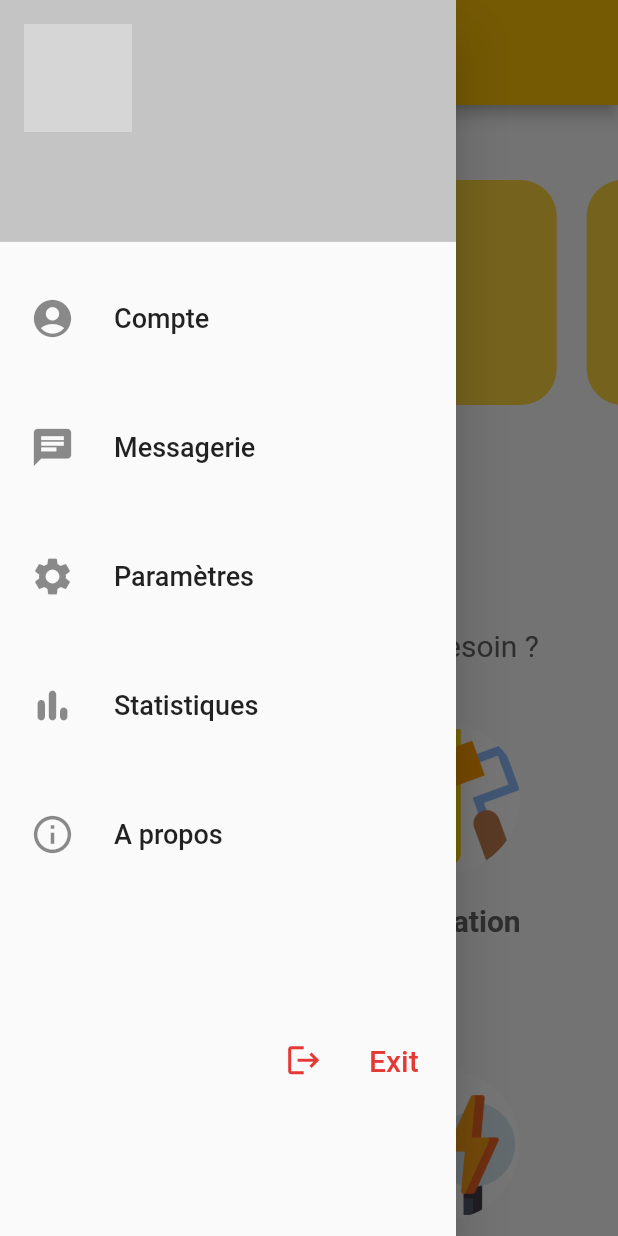
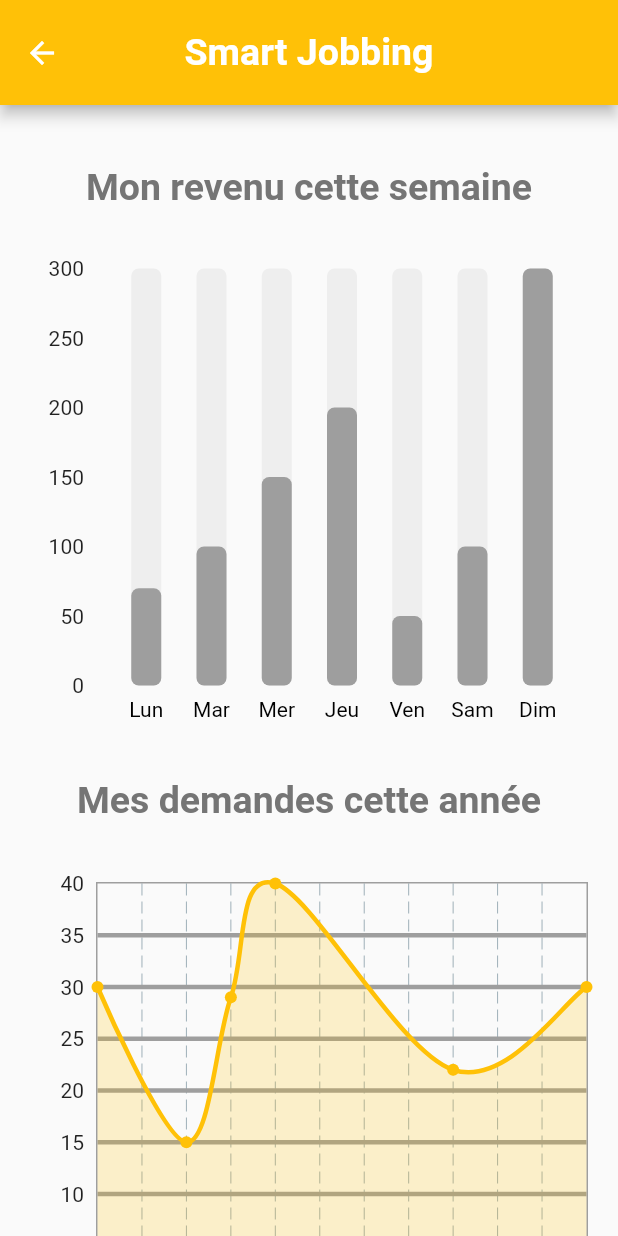
Before and after one commit to MOHAMEDREDABOUAMOUD/Jobbing-App-flutter, a Flutter app: the Main screen opened directly with empty values, in the side drawer, after a tap on "Statistiques", on a phone screen of 412 x 824 dp. Run offline on Flutter 3.47's test engine with Material 2 defaults, Android fonts, the phone set to English and light mode, and no system bars; drawn by our look-alikes of fl_chart; our stand-ins replace cloud_firestore, firebase_auth, firebase_core, firebase_storage, flutter_credit_card, flutter_rating_bar and 5 more; missing offline and left inert: cross_file_image, dart:ffi, flutter_facebook_auth, flutter_login_facebook, flutter_phone_direct_caller; accounts and stored records are empty; network calls fail; statements that could not run were skipped; grey boxes are pictures that could not be loaded.

Commit message:
worker statistics

```diff
--- a/signin_signup/lib/pages/aboutUs.dart
+++ b/signin_signup/lib/pages/aboutUs.dart
@@ -29,7 +29,7 @@ class _AproposState extends State<Apropos> {
       ),
       body: SingleChildScrollView(
         child: Container(
-          margin: EdgeInsets.fromLTRB(40, 0, 30, 0),
+          margin: EdgeInsets.fromLTRB(40, 0, 40, 0),
           child: Column(
             children: [
               SizedBox(height: 50),
--- a/signin_signup/lib/pages/home_page.dart
+++ b/signin_signup/lib/pages/home_page.dart
@@ -8,6 +8,7 @@ import 'package:signin_signup/pages/clientProfile.dart';
 import 'package:signin_signup/pages/grid.dart';
 import 'package:signin_signup/pages/messagerie.dart';
 import 'package:signin_signup/pages/profile.dart';
+import 'package:signin_signup/pages/statistics.dart';
 
 class Main extends StatefulWidget {
   final String email;
@@ -145,7 +146,10 @@ class _MainState extends State<Main> {
                   "Statistiques",
                   style: TextStyle(fontSize: 18),
                 ),
-                onTap: () {},
+                onTap: () {
+                  Navigator.of(context).push(
+                      MaterialPageRoute(builder: (context) => Statistics()));
+                },
               ),
               ListTile(
                 contentPadding: EdgeInsets.fromLTRB(20, 15, 10, 15),
@@ -232,7 +236,7 @@ class _MainState extends State<Main> {
                 color: Color.fromARGB(255, 100, 100, 100),
               ),
             ),
-            Grid(emailMe:widget.email),
+            Grid(emailMe: widget.email),
           ],
         )),
       ),
--- /dev/null
+++ b/signin_signup/lib/pages/statistics.dart
@@ -0,0 +1,522 @@
+// ignore_for_file: prefer_const_constructors
+
+import 'package:fl_chart/fl_chart.dart';
+import 'package:flutter/material.dart';
+//import 'package:charts_flutter/flutter.dart' as charts;
+
+class Statistics extends StatefulWidget {
+  const Statistics({Key? key}) : super(key: key);
+
+  @override
+  State<Statistics> createState() => _StatisticsState();
+}
+
+class _StatisticsState extends State<Statistics> {
+  int touchedIndex = 0;
+  @override
+  Widget build(BuildContext context) {
+    BarData weekSummary = BarData(
+        lun: 70, mar: 100, mer: 150, jeu: 200, ven: 50, sam: 100, dim: 300);
+    weekSummary.init();
+
+    return SafeArea(
+      child: Scaffold(
+        appBar: AppBar(
+          backgroundColor: Colors.amber,
+          toolbarHeight: 70,
+          title: Text(
+            "Smart Jobbing",
+            style: TextStyle(
+              fontWeight: FontWeight.bold,
+              fontSize: 25,
+            ),
+          ),
+          centerTitle: true,
+        ),
+        body: CustomScrollView(
+          slivers: [
+            SliverFillRemaining(
+              hasScrollBody: false,
+              child: Padding(
+                padding: EdgeInsets.fromLTRB(20, 40, 20, 30),
+                child: Column(
+                    crossAxisAlignment: CrossAxisAlignment.center,
+                    children: [
+                      Text(
+                        "Mon revenu cette semaine",
+                        style: TextStyle(
+                          fontSize: 25,
+                          color: Colors.grey[600],
+                          fontWeight: FontWeight.bold,
+                        ),
+                      ),
+                      SizedBox(height: 40),
+                      // graph 1 revenu par semaine
+                      Center(
+                        child: SizedBox(
+                          height: 300,
+                          child: Expanded(
+                              child: BarChart(BarChartData(
+                                  minY: 0,
+                                  gridData: FlGridData(show: false),
+                                  borderData: FlBorderData(show: false),
+                                  titlesData: FlTitlesData(
+                                    rightTitles: AxisTitles(),
+                                    topTitles: AxisTitles(),
+                                    bottomTitles: AxisTitles(
+                                      sideTitles: SideTitles(
+                                        showTitles: true,
+                                        getTitlesWidget: bottomTitles,
+                                      ),
+                                    ),
+                                  ),
+                                  barGroups: weekSummary.barData
+                                      .map((e) => BarChartGroupData(
+                                            x: e.x,
+                                            barRods: [
+                                              BarChartRodData(
+                                                toY: e.y,
+                                                color: Colors.grey[500],
+                                                width: 20,
+                                                borderRadius:
+                                                    BorderRadius.circular(5),
+                                                backDrawRodData:
+                                                    BackgroundBarChartRodData(
+                                                        show: true,
+                                                        toY: 300,
+                                                        color:
+                                                            Colors.grey[200]),
+                                              )
+                                            ],
+                                          ))
+                                      .toList()))),
+                        ),
+                      ),
+                      SizedBox(height: 40),
+                      Text(
+                        "Mes demandes cette année",
+                        style: TextStyle(
+                          fontSize: 25,
+                          color: Colors.grey[600],
+                          fontWeight: FontWeight.bold,
+                        ),
+                      ),
+                      SizedBox(height: 40),
+                      // graph 2 demandes par annee
+                      SizedBox(
+                        height: 300,
+                        child: Expanded(
+                          child: LineChart(
+                            LineChartData(
+                              minX: 0,
+                              minY: 0,
+                              titlesData: FlTitlesData(
+                                rightTitles: AxisTitles(),
+                                topTitles: AxisTitles(),
+                                bottomTitles: AxisTitles(
+                                  sideTitles: SideTitles(
+                                    showTitles: true,
+                                    getTitlesWidget: bottomTitlesMonth,
+                                  ),
+                                ),
+                              ),
+                              borderData: FlBorderData(
+                                  show: true,
+                                  border:
+                                      Border.all(color: Colors.grey, width: 1)),
+                              gridData: FlGridData(
+                                show: true,
+                                getDrawingHorizontalLine: (value) {
+                                  return FlLine(
+                                      color: Colors.grey, strokeWidth: 3);
+                                },
+                                drawVerticalLine: true,
+                              ),
+                              lineBarsData: [
+                                LineChartBarData(
+                                  //les (x, y)
+                                  spots: [
+                                    FlSpot(0, 30),
+                                    FlSpot(2, 15),
+                                    FlSpot(3, 29),
+                                    FlSpot(4, 40),
+                                    FlSpot(8, 22),
+                                    FlSpot(11, 30),
+                                  ],
+                                  isCurved: true,
+                                  color: Colors.amber,
+                                  barWidth: 3,
+                                  //dotData: FlDotData(show: false),
+                                  belowBarData: BarAreaData(
+                                    show: true,
+                                    color: Colors.amber.withOpacity(0.2),
+                                  ),
+                                ),
+                              ],
+                            ),
+                          ),
+                        ),
+                      ),
+                      SizedBox(height: 40),
+                      Text(
+                        "Nos services demandés",
+                        style: TextStyle(
+                          fontSize: 25,
+                          color: Colors.grey[600],
+                          fontWeight: FontWeight.bold,
+                        ),
+                      ),
+                      // graph 3 services
+                      SizedBox(
+                        height: 300,
+                        child: Expanded(
+                            child: PieChart(
+                          PieChartData(
+                            pieTouchData: PieTouchData(
+                              touchCallback:
+                                  (FlTouchEvent event, pieTouchResponse) {
+                                setState(() {
+                                  if (!event.isInterestedForInteractions ||
+                                      pieTouchResponse == null ||
+                                      pieTouchResponse.touchedSection == null) {
+                                    touchedIndex = -1;
+                                    return;
+                                  }
+                                  touchedIndex = pieTouchResponse
+                                      .touchedSection!.touchedSectionIndex;
+                                });
+                              },
+                            ),
+                            borderData: FlBorderData(
+                              show: false,
+                            ),
+                            sectionsSpace: 0,
+                            centerSpaceRadius: 0,
+                            sections: showingSections(),
+                          ),
+                        )),
+                      ),
+                    ]),
+              ),
+            )
+          ],
+        ),
+      ),
+    );
+  }
+
+//liste des services du graph 3
+  List<PieChartSectionData> showingSections() {
+    return List.generate(8, (i) {
+      final isTouched = i == touchedIndex;
+      final fontSize = isTouched ? 20.0 : 15.0;
+      final radius = isTouched ? 130.0 : 120.0;
+      final widgetSize = isTouched ? 50.0 : 35.0;
+      //const shadows = [Shadow(color: Colors.black, blurRadius: 2)];
+
+      switch (i) {
+        case 0:
+          return PieChartSectionData(
+            color: Colors.blueAccent,
+            value: 10,
+            title: '10%',
+            radius: radius,
+            titleStyle: TextStyle(
+              fontSize: fontSize,
+              fontWeight: FontWeight.bold,
+              color: const Color(0xffffffff),
+            ),
+            badgeWidget: _Badge(
+              'lib/images/img/Menage.png',
+              size: widgetSize,
+            ),
+            badgePositionPercentageOffset: .98,
+          );
+        case 1:
+          return PieChartSectionData(
+            color: Colors.amber,
+            value: 25,
+            title: '25%',
+            radius: radius,
+            titleStyle: TextStyle(
+              fontSize: fontSize,
+              fontWeight: FontWeight.bold,
+              color: const Color(0xffffffff),
+              //shadows: shadows,
+            ),
+            badgeWidget: _Badge(
+              'lib/images/img/Plomberie.png',
+              size: widgetSize,
+            ),
+            badgePositionPercentageOffset: .98,
+          );
+        case 2:
+          return PieChartSectionData(
+            color: Colors.deepPurpleAccent,
+            value: 5,
+            title: '5%',
+            radius: radius,
+            titleStyle: TextStyle(
+              fontSize: fontSize,
+              fontWeight: FontWeight.bold,
+              color: const Color(0xffffffff),
+              //shadows: shadows,
+            ),
+            badgeWidget: _Badge(
+              'lib/images/img/Electricite.png',
+              size: widgetSize,
+            ),
+            badgePositionPercentageOffset: .98,
+          );
+        case 3:
+          return PieChartSectionData(
+            color: Colors.pinkAccent,
+            value: 10,
+            title: '10%',
+            radius: radius,
+            titleStyle: TextStyle(
+              fontSize: fontSize,
+              fontWeight: FontWeight.bold,
+              color: const Color(0xffffffff),
+              //shadows: shadows,
+            ),
+            badgeWidget: _Badge(
+              'lib/images/img/Babysitting.png',
+              size: widgetSize,
+            ),
+            badgePositionPercentageOffset: .98,
+          );
+        case 4:
+          return PieChartSectionData(
+            color: Colors.brown,
+            value: 5,
+            title: '5%',
+            radius: radius,
+            titleStyle: TextStyle(
+              fontSize: fontSize,
+              fontWeight: FontWeight.bold,
+              color: const Color(0xffffffff),
+              //shadows: shadows,
+            ),
+            badgeWidget: _Badge(
+              'lib/images/img/Renovation.png',
+              size: widgetSize,
+            ),
+            badgePositionPercentageOffset: .98,
+          );
+        case 5:
+          return PieChartSectionData(
+            color: Colors.lightBlueAccent,
+            value: 10,
+            title: '10%',
+            radius: radius,
+            titleStyle: TextStyle(
+              fontSize: fontSize,
+              fontWeight: FontWeight.bold,
+              color: const Color(0xffffffff),
+              //shadows: shadows,
+            ),
+            badgeWidget: _Badge(
+              'lib/images/img/Informatique.png',
+              size: widgetSize,
+            ),
+            badgePositionPercentageOffset: .98,
+          );
+        case 6:
+          return PieChartSectionData(
+            color: Colors.lightGreen,
+            value: 5,
+            title: '5%',
+            radius: radius,
+            titleStyle: TextStyle(
+              fontSize: fontSize,
+              fontWeight: FontWeight.bold,
+              color: const Color(0xffffffff),
+              //shadows: shadows,
+            ),
+            badgeWidget: _Badge(
+              'lib/images/img/Jardinage.png',
+              size: widgetSize,
+            ),
+            badgePositionPercentageOffset: .98,
+          );
+        case 7:
+          return PieChartSectionData(
+            color: Colors.orange,
+            value: 3,
+            title: '3%',
+            radius: radius,
+            titleStyle: TextStyle(
+              fontSize: fontSize,
+              fontWeight: FontWeight.bold,
+              color: const Color(0xffffffff),
+              //shadows: shadows,
+            ),
+            badgeWidget: _Badge(
+              'lib/images/img/Demenagement.png',
+              size: widgetSize,
+            ),
+            badgePositionPercentageOffset: .98,
+          );
+        default:
+          throw Exception("");
+      }
+    });
+  }
+}
+
+Widget bottomTitles(double v, TitleMeta t) {
+  const style = TextStyle(
+    //fontWeight: FontWeight.bold,
+    fontSize: 14,
+    color: Colors.black,
+  );
+  Widget text = Text("");
+  switch (v.toInt()) {
+    case 0:
+      text = const Text("Lun", style: style);
+      break;
+    case 1:
+      text = const Text("Mar", style: style);
+      break;
+    case 2:
+      text = const Text("Mer", style: style);
+      break;
+    case 3:
+      text = const Text("Jeu", style: style);
+      break;
+    case 4:
+      text = const Text("Ven", style: style);
+      break;
+    case 5:
+      text = const Text("Sam", style: style);
+      break;
+    case 6:
+      text = const Text("Dim", style: style);
+      break;
+  }
+  return SideTitleWidget(axisSide: t.axisSide, child: text);
+}
+
+Widget bottomTitlesMonth(double v, TitleMeta t) {
+  const style = TextStyle(
+    //fontWeight: FontWeight.bold,
+    fontSize: 14,
+    color: Colors.black,
+  );
+  Widget text = Text("");
+  switch (v.toInt()) {
+    case 0:
+      text = const Text("Jan", style: style);
+      break;
+    case 1:
+      text = const Text("Fev", style: style);
+      break;
+    case 2:
+      text = const Text("Mar", style: style);
+      break;
+    case 3:
+      text = const Text("Avr", style: style);
+      break;
+    case 4:
+      text = const Text("Mai", style: style);
+      break;
+    case 5:
+      text = const Text("Jui", style: style);
+      break;
+    case 6:
+      text = const Text("Juil", style: style);
+      break;
+    case 7:
+      text = const Text("Aou", style: style);
+      break;
+    case 8:
+      text = const Text("Sep", style: style);
+      break;
+    case 9:
+      text = const Text("Oct", style: style);
+      break;
+    case 10:
+      text = const Text("Nov", style: style);
+      break;
+    case 11:
+      text = const Text("Dec", style: style);
+      break;
+  }
+  return SideTitleWidget(axisSide: t.axisSide, child: text);
+}
+
+class Bar {
+  final int x;
+  final double y;
+
+  Bar({required this.x, required this.y});
+}
+
+class BarData {
+  final double lun;
+  final double mar;
+  final double mer;
+  final double jeu;
+  final double ven;
+  final double sam;
+  final double dim;
+
+  BarData(
+      {required this.lun,
+      required this.mar,
+      required this.mer,
+      required this.jeu,
+      required this.ven,
+      required this.sam,
+      required this.dim});
+
+  List<Bar> barData = [];
+
+  void init() {
+    barData = [
+      Bar(x: 0, y: lun),
+      Bar(x: 1, y: mar),
+      Bar(x: 2, y: mer),
+      Bar(x: 3, y: jeu),
+      Bar(x: 4, y: ven),
+      Bar(x: 5, y: sam),
+      Bar(x: 6, y: dim)
+    ];
+  }
+}
+
+class _Badge extends StatelessWidget {
+  const _Badge(
+    this.asset, {
+    required this.size,
+    //required this.borderColor,
+  });
+  final String asset;
+  final double size;
+  //final Color borderColor;
+
+  @override
+  Widget build(BuildContext context) {
+    return AnimatedContainer(
+      duration: PieChart.defaultDuration,
+      width: size,
+      height: size,
+      decoration: BoxDecoration(
+        color: Colors.white,
+        shape: BoxShape.circle,
+        boxShadow: <BoxShadow>[
+          BoxShadow(
+            color: Colors.black.withOpacity(.5),
+            offset: const Offset(2, 2),
+            blurRadius: 1,
+          ),
+        ],
+      ),
+      padding: EdgeInsets.all(size * .20),
+      child: Center(
+        child: Image.asset(asset),
+      ),
+    );
+  }
+}
--- a/signin_signup/pubspec.yaml
+++ b/signin_signup/pubspec.yaml
@@ -35,6 +35,8 @@ dependencies:
 
   # The following adds the Cupertino Icons font to your application.
   # Use with the CupertinoIcons class for iOS style icons.
+  flutter_svg: ^2.0.6
+  fl_chart: ^0.60.0
   cupertino_icons: ^1.0.2
   firebase_core: ^2.7.1
   firebase_auth: ^4.2.10
@@ -53,6 +55,7 @@ dependencies:
 dev_dependencies:
   flutter_test:
     sdk: flutter
+  #charts_flutter: ^0.12.0
 
   # The "flutter_lints" package below contains a set of recommended lints to
   # encourage good coding practices. The lint set provided by the package is
```
Also changed, not shown: signin_signup/pubspec.lock.
